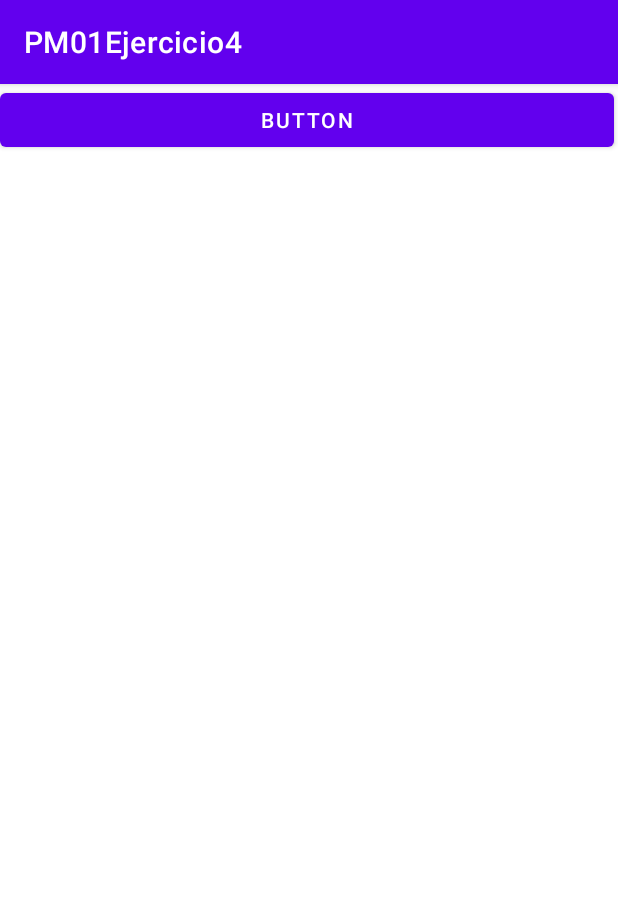
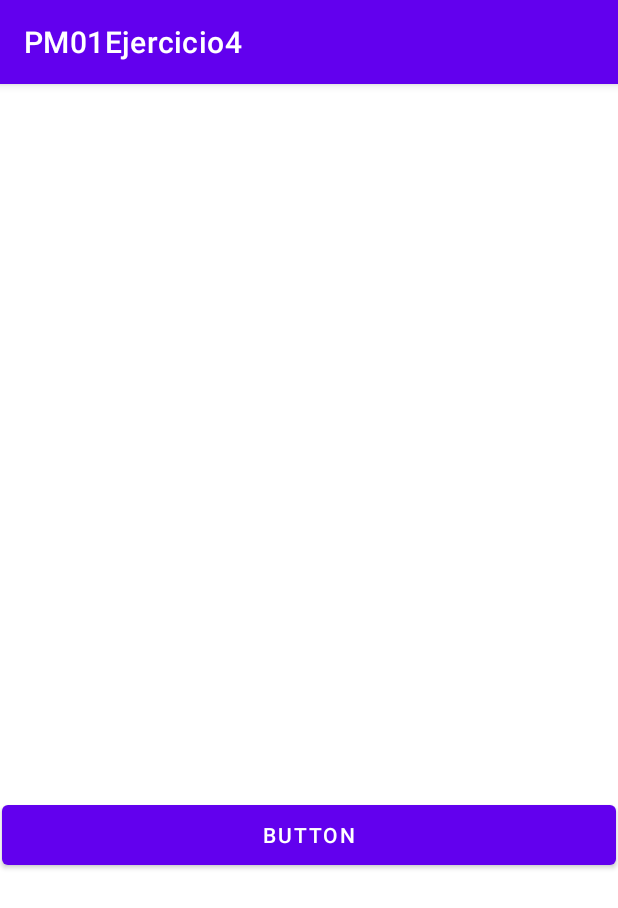
Before and after one commit to ajocasar/PM01Ejercicio4, an Android app: the screen it shows after launch (MainActivity), on a phone screen of 412 x 824 dp. Shown: the top 908 px of the screen. Run offline under Robolectric (Android 15) with nearby library versions, the phone set to English and light mode, and no system bars.

Commit message:
Commit 20/6/22 Corregido

```diff
--- a/app/src/main/java/com/example/pm01ejercicio4/MainActivity.java
+++ b/app/src/main/java/com/example/pm01ejercicio4/MainActivity.java
@@ -143,7 +143,7 @@ public class MainActivity extends AppCompatActivity
             // Continue only if the File was successfully created
             if (photoFile != null) {
                 Uri photoURI = FileProvider.getUriForFile(this,
-                        "com.aplicacion.pm012pp1.fileprovider",
+                        "com.example.pm01ejercicio4.fileprovider",
                         photoFile);
                 takePictureIntent.putExtra(MediaStore.EXTRA_OUTPUT, photoURI);
                 startActivityForResult(takePictureIntent, REQUESTTAKEPHOTO);
--- a/app/src/main/res/layout/activity_main.xml
+++ b/app/src/main/res/layout/activity_main.xml
@@ -8,17 +8,25 @@
 
     <ImageView
         android:id="@+id/Fotografia"
-        android:layout_width="401dp"
-        android:layout_height="323dp"
-        tools:layout_editor_absoluteX="6dp"
-        tools:layout_editor_absoluteY="3dp"
+        android:layout_width="409dp"
+        android:layout_height="428dp"
+        app:layout_constraintBottom_toBottomOf="parent"
+        app:layout_constraintEnd_toEndOf="parent"
+        app:layout_constraintHorizontal_bias="0.185"
+        app:layout_constraintStart_toStartOf="parent"
+        app:layout_constraintTop_toTopOf="parent"
+        app:layout_constraintVertical_bias="0.052"
         tools:srcCompat="@tools:sample/avatars" />
 
     <Button
         android:id="@+id/btnfoto"
         android:layout_width="409dp"
-        android:layout_height="wrap_content"
+        android:layout_height="52dp"
         android:text="Button"
-        tools:layout_editor_absoluteX="6dp"
-        tools:layout_editor_absoluteY="358dp" />
+        app:layout_constraintBottom_toBottomOf="parent"
+        app:layout_constraintEnd_toEndOf="parent"
+        app:layout_constraintHorizontal_bias="0.492"
+        app:layout_constraintStart_toStartOf="parent"
+        app:layout_constraintTop_toBottomOf="@+id/Fotografia"
+        app:layout_constraintVertical_bias="0.106" />
 </androidx.constraintlayout.widget.ConstraintLayout>
```
